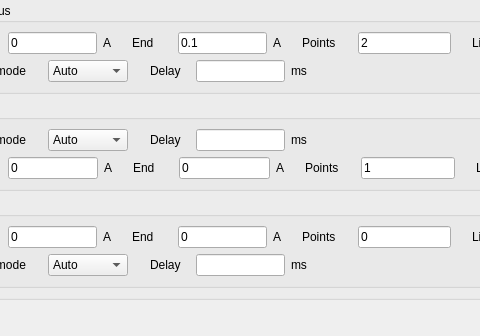
First picture: the form in plugins/Keithley2612B/Keithley2612B_settingsWidget.ui, repository pyIVLS/pyIVLS, before the edit; both pictures show x 83 to 563 and y 321 to 657 of the 1113 by 836 pixel window.
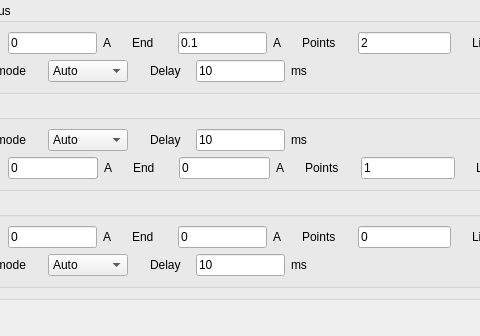
Second picture: the form after the edit.

```diff
--- a/plugins/Keithley2612B/Keithley2612B_settingsWidget.ui
+++ b/plugins/Keithley2612B/Keithley2612B_settingsWidget.ui
@@ -1006,6 +1006,9 @@
                      <height>0</height>
                     </size>
                    </property>
+                   <property name="text">
+                    <string>10</string>
+                   </property>
                   </widget>
                  </item>
                  <item>
@@ -1152,6 +1155,9 @@
                      <height>0</height>
                     </size>
                    </property>
+                   <property name="text">
+                    <string>10</string>
+                   </property>
                   </widget>
                  </item>
                  <item>
@@ -1989,6 +1995,9 @@
                      <height>0</height>
                     </size>
                    </property>
+                   <property name="text">
+                    <string>10</string>
+                   </property>
                   </widget>
                  </item>
                  <item>
```
